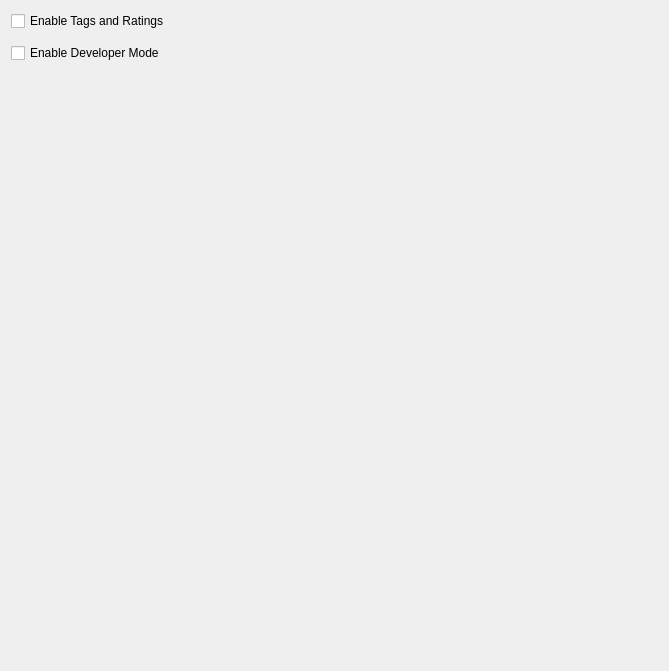
Old version of the form src/file/kcm/configwidget.ui in the repository KDE/baloo.
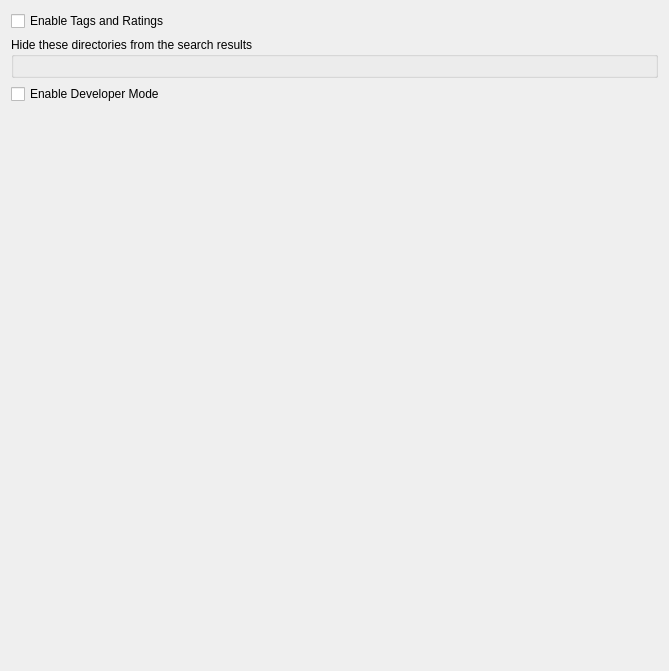
New version of the form. Custom widgets are drawn as their Qt base class.

Commit message:
KCM: Move the folder selection widget into a group box
group boxes look nice.

Diff of the .ui file:
```diff
--- a/src/file/kcm/configwidget.ui
+++ b/src/file/kcm/configwidget.ui
@@ -20,7 +20,19 @@
     </widget>
    </item>
    <item>
-    <widget class="FolderSelectionWidget" name="m_folderSelectionWidget" native="true"/>
+    <widget class="QGroupBox" name="m_groupBox">
+     <property name="title">
+      <string>Hide these directories from the search results</string>
+     </property>
+     <property name="flat">
+      <bool>false</bool>
+     </property>
+     <layout class="QHBoxLayout" name="horizontalLayout">
+      <item>
+       <widget class="FolderSelectionWidget" name="m_folderSelectionWidget" native="true"/>
+      </item>
+     </layout>
+    </widget>
    </item>
    <item>
     <widget class="QCheckBox" name="m_checkboxSourceCode">
```
The commit also changes 2 other files.
